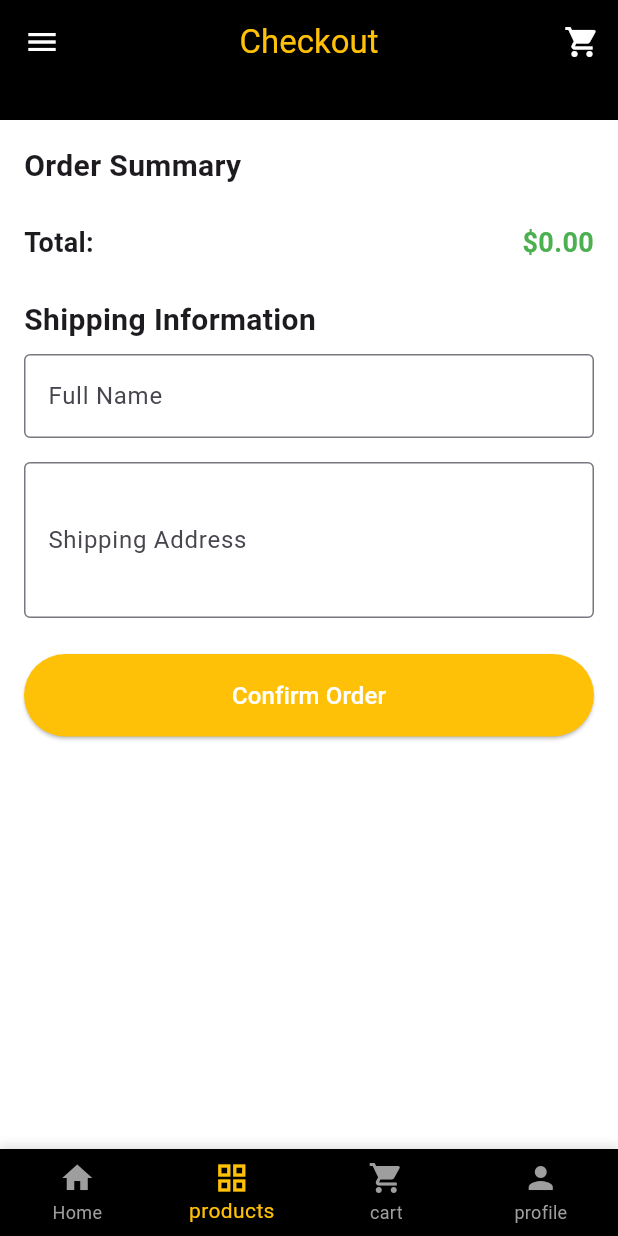
After one commit to JayaniDinukshika/Jobtest, a Flutter app: the CheckoutScreen screen opened by its route, on a phone screen of 412 x 824 dp. The commit adds this screen. Run offline on Flutter 3.47's test engine with Material 3 defaults, Android fonts, the phone set to English and light mode, and no system bars; our stand-ins replace firebase_auth, firebase_core, shared_preferences; accounts and stored records are empty; network calls fail.

Commit message:
fix checkout

```diff
--- a/lib/main.dart
+++ b/lib/main.dart
@@ -1,5 +1,6 @@
 import 'package:firebase_core/firebase_core.dart';
 import 'package:flutter/material.dart';
+import 'package:job/screens/checkout_screen.dart';
 import 'package:provider/provider.dart'; // Add provider import
 import 'package:job/providers/cart_provider.dart'; // Import CartProvider
 import 'package:job/screens/cart_screen.dart'; // Ensure correct case (CartScreen)
@@ -37,7 +38,7 @@ class MyApp extends StatelessWidget {
           '/splash': (context) => SplashScreen(),
           '/home': (context) => const HomeScreen(),
           '/cart': (context) => const CartScreen(),
-          '/checkout': (context) => const Placeholder(), // Replace with CheckoutScreen
+          '/checkout': (context) => const CheckoutScreen(), // Replace with CheckoutScreen
         },
       ),
     );
--- a/lib/screens/Cart_screen.dart
+++ b/lib/screens/Cart_screen.dart
@@ -253,6 +253,7 @@ class CartScreen extends StatelessWidget {
                     ),
                     ElevatedButton(
                       onPressed: () {
+                        Navigator.pushNamed(context, '/checkout');
                         // Implement checkout functionality here
                         ScaffoldMessenger.of(context).showSnackBar(
                           const SnackBar(
--- /dev/null
+++ b/lib/screens/checkout_screen.dart
@@ -0,0 +1,235 @@
+import 'package:flutter/material.dart';
+import 'package:provider/provider.dart';
+import '../providers/cart_provider.dart';
+import '../models/product.dart';
+import '../widgets/app_header.dart';
+import '../widgets/app_footer.dart';
+import '../widgets/app_drawer.dart';
+
+class CheckoutScreen extends StatefulWidget {
+  const CheckoutScreen({super.key});
+
+  @override
+  State<CheckoutScreen> createState() => _CheckoutScreenState();
+}
+
+class _CheckoutScreenState extends State<CheckoutScreen> {
+  final _formKey = GlobalKey<FormState>();
+  final _nameController = TextEditingController();
+  final _addressController = TextEditingController();
+
+  @override
+  void dispose() {
+    _nameController.dispose();
+    _addressController.dispose();
+    super.dispose();
+  }
+
+  @override
+  Widget build(BuildContext context) {
+    final cartProvider = Provider.of<CartProvider>(context);
+    final cartItems = cartProvider.cart;
+    final total = cartProvider.total;
+
+    return Scaffold(
+      backgroundColor: Colors.white,
+      appBar: const AppHeader(title: 'Checkout', titleColor: Colors.amber),
+      drawer: const AppDrawer(),
+      body: SingleChildScrollView(
+        child: Padding(
+          padding: const EdgeInsets.all(16.0),
+          child: Column(
+            crossAxisAlignment: CrossAxisAlignment.start,
+            children: [
+              // Order Summary Section
+              const Text(
+                'Order Summary',
+                style: TextStyle(
+                  fontSize: 20,
+                  fontWeight: FontWeight.bold,
+                ),
+              ),
+              const SizedBox(height: 8),
+              ListView.builder(
+                shrinkWrap: true,
+                physics: const NeverScrollableScrollPhysics(),
+                itemCount: cartItems.length,
+                itemBuilder: (context, index) {
+                  final cartItem = cartItems[index];
+                  final product = cartItem['product'] as Product;
+                  final quantity = cartItem['quantity'] as int;
+
+                  return Card(
+                    elevation: 2,
+                    margin: const EdgeInsets.symmetric(vertical: 4.0),
+                    shape: RoundedRectangleBorder(
+                      borderRadius: BorderRadius.circular(12),
+                    ),
+                    child: Padding(
+                      padding: const EdgeInsets.all(8.0),
+                      child: Row(
+                        crossAxisAlignment: CrossAxisAlignment.start,
+                        children: [
+                          ClipRRect(
+                            borderRadius: BorderRadius.circular(8),
+                            child: Image.network(
+                              product.thumbnail,
+                              width: 60,
+                              height: 60,
+                              fit: BoxFit.cover,
+                              errorBuilder: (context, error, stackTrace) =>
+                                  Container(
+                                    width: 60,
+                                    height: 60,
+                                    color: Colors.grey[300],
+                                    child: const Icon(
+                                      Icons.broken_image,
+                                      color: Colors.grey,
+                                      size: 30,
+                                    ),
+                                  ),
+                            ),
+                          ),
+                          const SizedBox(width: 12),
+                          Expanded(
+                            child: Column(
+                              crossAxisAlignment: CrossAxisAlignment.start,
+                              children: [
+                                Text(
+                                  product.title,
+                                  style: const TextStyle(
+                                    fontSize: 14,
+                                    fontWeight: FontWeight.bold,
+                                  ),
+                                  maxLines: 2,
+                                  overflow: TextOverflow.ellipsis,
+                                ),
+                                const SizedBox(height: 4),
+                                Text(
+                                  'Qty: $quantity',
+                                  style: const TextStyle(
+                                    fontSize: 12,
+                                    color: Colors.grey,
+                                  ),
+                                ),
+                                Text(
+                                  '\$${product.price.toStringAsFixed(2)}',
+                                  style: const TextStyle(
+                                    fontSize: 12,
+                                    color: Colors.green,
+                                    fontWeight: FontWeight.w600,
+                                  ),
+                                ),
+                              ],
+                            ),
+                          ),
+                        ],
+                      ),
+                    ),
+                  );
+                },
+              ),
+              const SizedBox(height: 16),
+              Row(
+                mainAxisAlignment: MainAxisAlignment.spaceBetween,
+                children: [
+                  const Text(
+                    'Total:',
+                    style: TextStyle(
+                      fontSize: 18,
+                      fontWeight: FontWeight.bold,
+                    ),
+                  ),
+                  Text(
+                    '\$${total.toStringAsFixed(2)}',
+                    style: const TextStyle(
+                      fontSize: 18,
+                      fontWeight: FontWeight.bold,
+                      color: Colors.green,
+                    ),
+                  ),
+                ],
+              ),
+              const SizedBox(height: 24),
+              // Shipping Information Section
+              const Text(
+                'Shipping Information',
+                style: TextStyle(
+                  fontSize: 20,
+                  fontWeight: FontWeight.bold,
+                ),
+              ),
+              const SizedBox(height: 8),
+              Form(
+                key: _formKey,
+                child: Column(
+                  children: [
+                    TextFormField(
+                      controller: _nameController,
+                      decoration: const InputDecoration(
+                        labelText: 'Full Name',
+                        border: OutlineInputBorder(),
+                      ),
+                      validator: (value) {
+                        if (value == null || value.isEmpty) {
+                          return 'Please enter your full name';
+                        }
+                        return null;
+                      },
+                    ),
+                    const SizedBox(height: 16),
+                    TextFormField(
+                      controller: _addressController,
+                      decoration: const InputDecoration(
+                        labelText: 'Shipping Address',
+                        border: OutlineInputBorder(),
+                      ),
+                      maxLines: 3,
+                      validator: (value) {
+                        if (value == null || value.isEmpty) {
+                          return 'Please enter your shipping address';
+                        }
+                        return null;
+                      },
+                    ),
+                  ],
+                ),
+              ),
+              const SizedBox(height: 24),
+              // Confirm Order Button
+              SizedBox(
+                width: double.infinity,
+                child: ElevatedButton(
+                  onPressed: () {
+                    if (_formKey.currentState!.validate()) {
+                      // Clear cart and show confirmation
+                      cartProvider.clearCart();
+                      ScaffoldMessenger.of(context).showSnackBar(
+                        const SnackBar(
+                          content: Text('Order placed successfully!'),
+                          duration: Duration(seconds: 2),
+                        ),
+                      );
+                      // Navigate back to home
+                      Navigator.pushReplacementNamed(context, '/home');
+                    }
+                  },
+                  style: ElevatedButton.styleFrom(
+                    backgroundColor: Colors.amber,
+                    foregroundColor: Colors.white,
+                    padding: const EdgeInsets.symmetric(vertical: 16),
+                  ),
+                  child: const Text(
+                    'Confirm Order',
+                    style: TextStyle(fontSize: 16),
+                  ),
+                ),
+              ),
+            ],
+          ),
+        ),
+      ),
+      bottomNavigationBar: const AppFooter(currentIndex: 1),
+    );
+  }
+}
```
